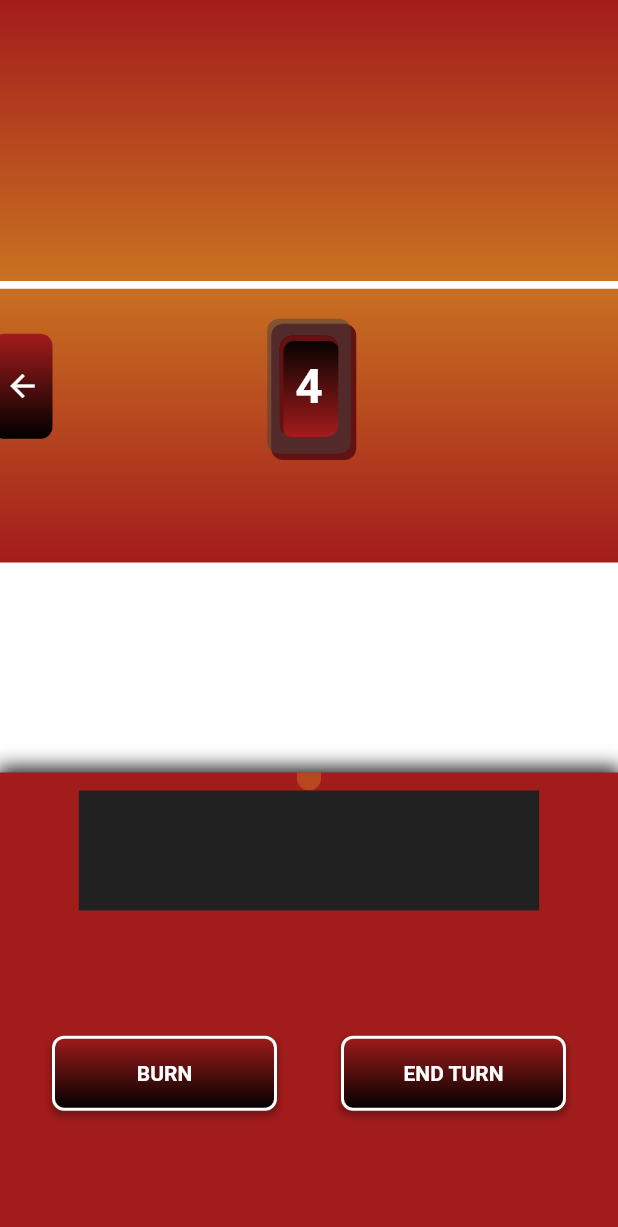
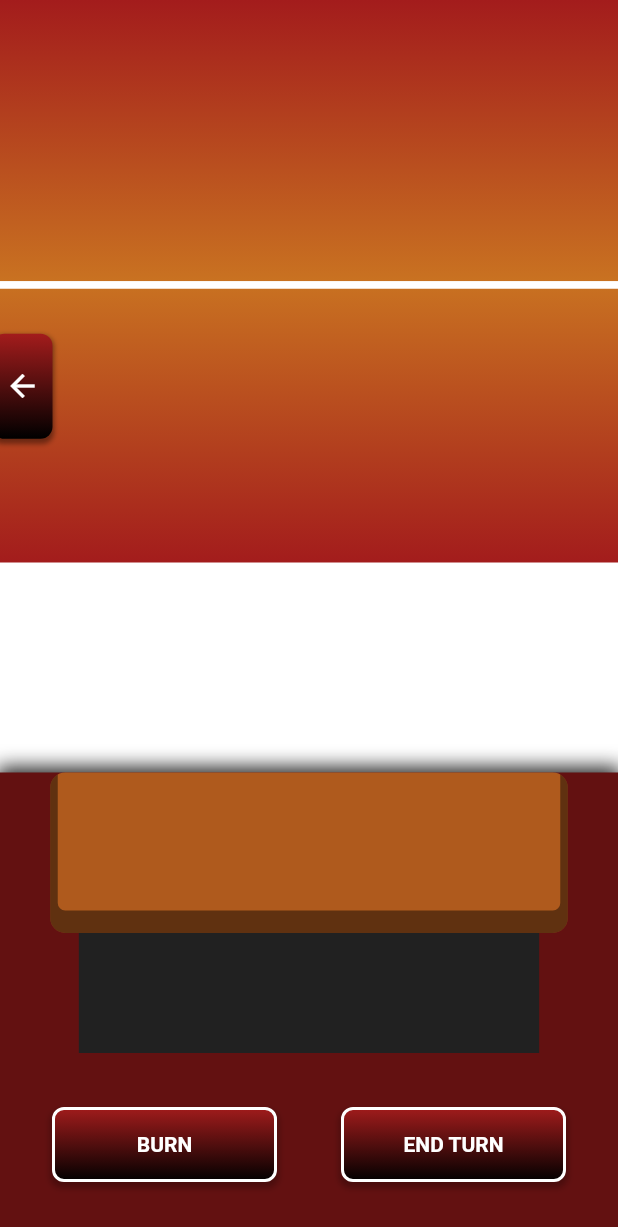
Before and after one commit to dompetriella/Elementals, a Flutter app: the GamePage screen opened by its route, on a phone screen of 412 x 824 dp. Shown: the top 1227 px of the screen. Run offline on Flutter 3.47's test engine with Material 2 defaults, Android fonts, the phone set to English and light mode, and no system bars; our stand-ins replace flutter_hooks, flutter_inset_box_shadow, flutter_riverpod, font_awesome_flutter, freezed_annotation, go_router and 2 more; missing offline and left inert: flutter_guid.

Commit message:
continue adjusting to tiles

```diff
--- a/lib/game_components/element_card.dart
+++ b/lib/game_components/element_card.dart
@@ -2,6 +2,7 @@ import 'package:flutter/material.dart' hide BoxDecoration, BoxShadow;
 import 'package:flutter_inset_box_shadow/flutter_inset_box_shadow.dart';
 import 'package:elementals/models/element_card_data.dart';
 import 'package:elementals/globals.dart';
+import 'package:hexcolor/hexcolor.dart';
 import 'package:hooks_riverpod/hooks_riverpod.dart';
 import '../game_logic/logic.dart';
 import '../providers/playerDataProvider.dart';
@@ -29,7 +30,7 @@ class ElementCard extends HookConsumerWidget {
   @override
   Widget build(BuildContext context, WidgetRef ref) {
     return Padding(
-      padding: EdgeInsets.symmetric(horizontal: cardSpacing),
+      padding: const EdgeInsets.symmetric(horizontal: cardSpacing),
       child: GestureDetector(
         onTap: () {
           selectCardToPlay(elementCardData, ref);
@@ -42,6 +43,8 @@ class ElementCard extends HookConsumerWidget {
               0,
               ref.watch(playerProvider).selectedCard == elementCardData.id
                   ? cardRaiseHeight
+                  : elementCardData.canBeSelected
+                      ? -10
                       : 0),
           child: Container(
             height: isShrunk ? cardHeightP2 : cardHeightP1,
@@ -50,14 +53,15 @@ class ElementCard extends HookConsumerWidget {
             decoration: BoxDecoration(
                 color: elementCardData.id == '0'
                     ? Colors.grey.shade800.withOpacity(.5)
-                    : Theme.of(context).colorScheme.primary,
+                    : HexColor(elementCardData.elementalType.primaryColor),
                 boxShadow: [
                   BoxShadow(
-                      color: Theme.of(context).colorScheme.tertiary,
-                      offset: Offset(cardDepthX, cardDepthY),
+                      color:
+                          HexColor(elementCardData.elementalType.tertiaryColor),
+                      offset: const Offset(cardDepthX, cardDepthY),
                       spreadRadius: cardDepthSpread)
                 ],
-                borderRadius: BorderRadius.circular(8)),
+                borderRadius: BorderRadius.circular(5)),
             child: Center(
               child: isFaceUp
                   ? Container(
@@ -66,9 +70,10 @@ class ElementCard extends HookConsumerWidget {
                       decoration: BoxDecoration(
                           boxShadow: [
                             BoxShadow(
-                                  color: Theme.of(context).colorScheme.tertiary,
+                                color: HexColor(elementCardData
+                                    .elementalType.tertiaryColor),
                                 inset: true,
-                                  offset: Offset(1.5, 2.5),
+                                offset: const Offset(1.5, 2.5),
                                 spreadRadius: 1)
                           ],
                           gradient: LinearGradient(
@@ -76,9 +81,10 @@ class ElementCard extends HookConsumerWidget {
                               end: Alignment.bottomCenter,
                               colors: [
                                 Colors.black,
-                                  Theme.of(context).colorScheme.primary
+                                HexColor(
+                                    elementCardData.elementalType.primaryColor)
                               ]),
-                            borderRadius: BorderRadius.circular(8)),
+                          borderRadius: BorderRadius.circular(5)),
                       child: Center(
                         child: Stack(
                           children: [
@@ -93,7 +99,22 @@ class ElementCard extends HookConsumerWidget {
                         ),
                       ),
                     )
-                    : Text('')),
+                  : Container(
+                      height: cardHeightP1 * .75,
+                      width: cardHeightP1 * cardWidthProportion * 0.7,
+                      decoration: BoxDecoration(
+                          gradient: LinearGradient(
+                              begin: Alignment.topCenter,
+                              end: Alignment.bottomCenter,
+                              colors: [
+                                HexColor(elementCardData
+                                    .elementalType.secondaryColor),
+                                HexColor(
+                                    elementCardData.elementalType.primaryColor)
+                              ]),
+                          borderRadius: BorderRadius.circular(5)),
+                    ),
+            ),
           ),
         ),
       ),
--- a/lib/pages/GamePage/components/play_zone.dart
+++ b/lib/pages/GamePage/components/play_zone.dart
@@ -1,7 +1,6 @@
 import 'package:flutter/material.dart';
 import 'package:flutter_riverpod/flutter_riverpod.dart';
 
-import '../../../game_components/placeholder_card.dart';
 import '../../../game_logic/logic.dart';
 import '../../../providers/gameDataProvider.dart';
 
@@ -18,10 +17,8 @@ class PlayZone extends ConsumerWidget {
         ),
         child: Padding(
             padding: const EdgeInsets.all(8.0),
-            child: ref.watch(gameDataProvider).playZone.isEmpty
-                ? PlaceholderCard()
-                : Stack(
-                    children: convertDataToCards(
-                        ref.watch(gameDataProvider).playZone))));
+            child: Stack(
+                children:
+                    convertDataToCards(ref.watch(gameDataProvider).playZone))));
   }
 }
--- a/lib/pages/GamePage/components/player_hand_area.dart
+++ b/lib/pages/GamePage/components/player_hand_area.dart
@@ -1,9 +1,7 @@
-import 'package:elementals/game_logic/game_loop.dart';
 import 'package:elementals/globals.dart';
-import 'package:flutter/material.dart';
+import 'package:flutter/material.dart' hide BoxDecoration, BoxShadow;
+import 'package:flutter_inset_box_shadow/flutter_inset_box_shadow.dart';
 import 'package:flutter_riverpod/flutter_riverpod.dart';
-
-import '../../../game_components/placeholder_card.dart';
 import '../../../game_logic/logic.dart';
 import '../../../providers/playerDataProvider.dart';
 import 'action_button_area.dart';
@@ -19,7 +17,7 @@ class PlayerHandArea extends ConsumerWidget {
     var theme = Theme.of(context).colorScheme;
     return Container(
       width: double.infinity,
-      decoration: BoxDecoration(color: theme.primary, boxShadow: [
+      decoration: BoxDecoration(color: theme.tertiary, boxShadow: [
         BoxShadow(
             offset: Offset(0, -2),
             color: Colors.grey.shade900,
@@ -35,17 +33,41 @@ class PlayerHandArea extends ConsumerWidget {
               children: [
                 Container(
                   decoration: BoxDecoration(
-                      color: theme.secondary.withOpacity(0.5),
-                      borderRadius:
-                          BorderRadius.vertical(bottom: Radius.circular(10))),
+                      color: theme.secondary.withOpacity(.75),
+                      boxShadow: [
+                        BoxShadow(
+                            offset: Offset(0, -10),
+                            spreadRadius: 5,
+                            inset: true,
+                            color: Colors.black.withOpacity(.45))
+                      ],
+                      borderRadius: BorderRadius.circular(10)),
                   child: Padding(
-                    padding: const EdgeInsets.fromLTRB(8, 2, 8, 10),
-                    child: Row(
-                        mainAxisSize: MainAxisSize.min,
-                        mainAxisAlignment: MainAxisAlignment.center,
-                        children: convertDataToCards(
-                          ref.watch(playerProvider).hand,
-                        )),
+                    padding: const EdgeInsets.fromLTRB(8, 2, 8, 15),
+                    child: Stack(
+                      children: [
+                        Row(
+                            mainAxisSize: MainAxisSize.min,
+                            mainAxisAlignment: MainAxisAlignment.center,
+                            children: [
+                              for (var i = 0; i < cardsInHand; i++)
+                                Padding(
+                                  padding: const EdgeInsets.symmetric(
+                                      horizontal: cardSpacing),
+                                  child: SizedBox(
+                                    height: cardHeightP1,
+                                    width: cardHeightP1 * cardWidthProportion,
+                                  ),
+                                )
+                            ]),
+                        Row(
+                            mainAxisSize: MainAxisSize.min,
+                            mainAxisAlignment: MainAxisAlignment.center,
+                            children: convertDataToCards(
+                              ref.watch(playerProvider).hand,
+                            )),
+                      ],
+                    ),
                   ),
                 ),
                 DynamicInfoChannel(),
--- a/lib/pages/GamePage/components/settings_button.dart
+++ b/lib/pages/GamePage/components/settings_button.dart
@@ -19,6 +19,13 @@ class SettingsButton extends StatelessWidget {
             height: 70,
             width: 40,
             decoration: BoxDecoration(
+                boxShadow: [
+                  BoxShadow(
+                      offset: Offset(0, 2),
+                      color: Colors.black.withOpacity(.4),
+                      spreadRadius: 1,
+                      blurRadius: 2)
+                ],
                 borderRadius: BorderRadius.circular(8),
                 gradient: LinearGradient(
                     begin: Alignment.bottomCenter,
--- a/lib/themes.dart
+++ b/lib/themes.dart
@@ -1,7 +1,5 @@
 import 'package:flutter/material.dart';
 import 'package:hexcolor/hexcolor.dart';
-
-const String testfire = '#A31C1C';
 
 const String firePrimaryColor = '#A31C1C';
 const String fireSecondaryColor = '#C97221';
```
Also changed, not shown: lib/models/game_data.dart (+8 -19 lines), assets/game_assets/air_back.png (deleted), assets/game_assets/air_front.png (deleted), assets/game_assets/earth_back.png (deleted), assets/game_assets/earth_front.png (deleted), assets/game_assets/fire_back.png (deleted), assets/game_assets/fire_front.png (deleted), assets/game_assets/water_back.png (deleted), assets/game_assets/water_front.png (deleted), lib/models/game_data.freezed.dart, lib/models/game_data.g.dart, pubspec.lock, 1 other file. Lines whose indentation alone changed are shown as unchanged.
